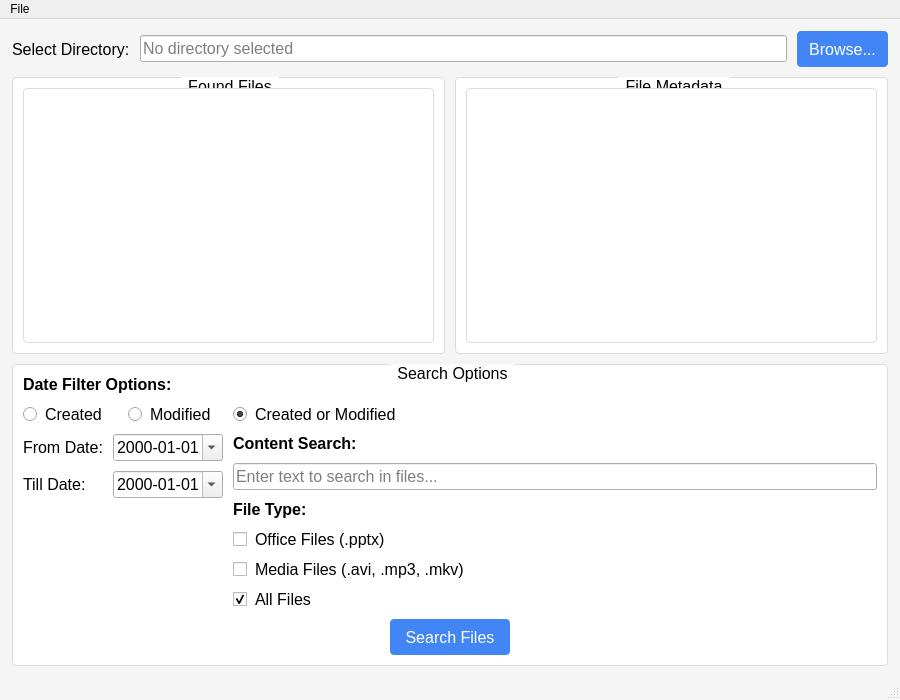
Before: the Qt Designer form src/tools/file_management/finder/file_finder.ui in richardnoragon/1_2, drawn with Qt 5.
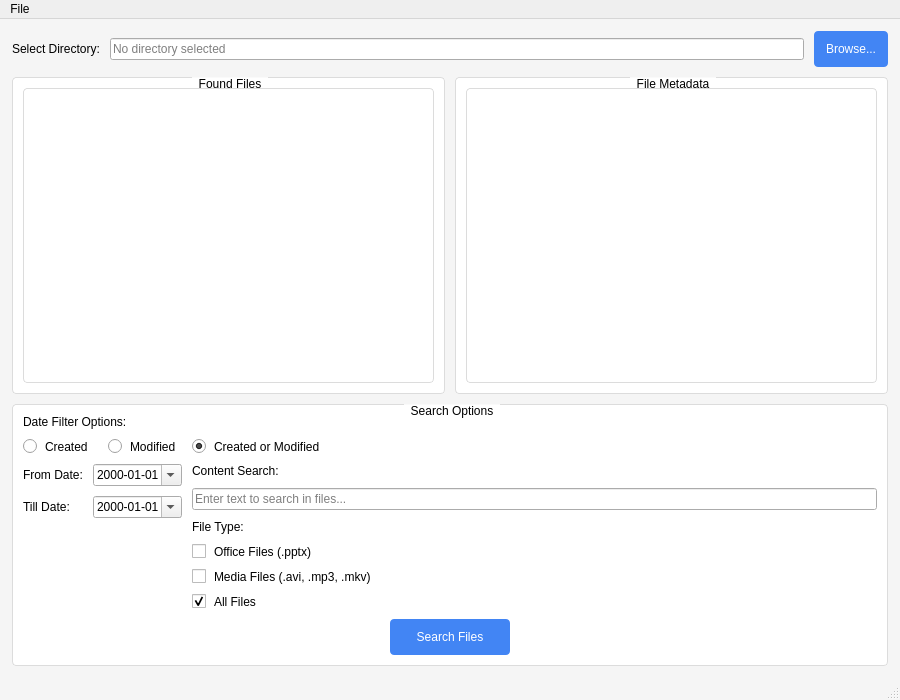
After: the same form once the commit is applied. Icons and pictures are not drawn.

What changed in the file:
```diff
--- a/src/tools/file_management/finder/file_finder.ui
+++ b/src/tools/file_management/finder/file_finder.ui
@@ -16,7 +16,7 @@
   <property name="styleSheet">
    <string notr="true">QMainWindow {
     background-color: #f5f5f5;
-    font-size: 12pt;
+
 }
 QPushButton {
     background-color: #4285f4;
@@ -25,7 +25,7 @@
     border-radius: 4px;
     padding: 6px 12px;
     min-height: 24px;
-    font-size: 12pt;
+
 }
 QPushButton:hover {
     background-color: #3275e4;
@@ -37,11 +37,11 @@
     border: 1px solid #dcdcdc;
     border-radius: 4px;
     background-color: white;
-    font-size: 12pt;
+
 }
 QCheckBox, QRadioButton {
     spacing: 8px;
-    font-size: 12pt;
+
 }
 QGroupBox {
     border: 1px solid #dcdcdc;
@@ -49,7 +49,7 @@
     margin-top: 1ex;
     padding-top: 1ex;
     background-color: #ffffff;
-    font-size: 12pt;
+
 }
 QGroupBox::title {
     subcontrol-origin: margin;
@@ -57,13 +57,13 @@
     padding: 0 5px;
 }
 QLabel {
-    font-size: 12pt;
+
 }
 QLineEdit {
-    font-size: 12pt;
+
 }
 QDateEdit {
-    font-size: 12pt;
+
 }</string>
   </property>
   <widget class="QWidget" name="centralwidget">
@@ -90,10 +90,8 @@
         <property name="text">
          <string>Select Directory:</string>
         </property>
-        <property name="font">
-         <font>
-          <pointsize>12</pointsize>
-         </font>
+        <property name="rfuLocale_setText" stdset="0">
+         <string notr="true">Legacy.s6bce7f7fcd0eacc0</string>
         </property>
        </widget>
       </item>
@@ -105,10 +103,8 @@
         <property name="placeholderText">
          <string>No directory selected</string>
         </property>
-        <property name="font">
-         <font>
-          <pointsize>12</pointsize>
-         </font>
+        <property name="rfuLocale_setPlaceholderText" stdset="0">
+         <string notr="true">Legacy.sbf355de778591b63</string>
         </property>
        </widget>
       </item>
@@ -122,10 +118,8 @@
           <normaloff>icons/folder.png</normaloff>icons/folder.png
          </iconset>
         </property>
-        <property name="font">
-         <font>
-          <pointsize>12</pointsize>
-         </font>
+        <property name="rfuLocale_setText" stdset="0">
+         <string notr="true">Legacy.sc58a6bd402efb06c</string>
         </property>
        </widget>
       </item>
@@ -136,11 +130,6 @@
       <property name="title">
        <string>Found Files</string>
       </property>
-      <property name="font">
-       <font>
-        <pointsize>12</pointsize>
-       </font>
-      </property>
       <layout class="QVBoxLayout" name="verticalLayout">
        <property name="spacing">
         <number>6</number>
@@ -168,10 +157,8 @@
          <property name="toolTip">
           <string>Double-click to open a file</string>
          </property>
-         <property name="font">
-          <font>
-           <pointsize>12</pointsize>
-          </font>
+         <property name="rfuLocale_setToolTip" stdset="0">
+          <string notr="true">Legacy.s50845357cc021920</string>
          </property>
         </widget>
        </item>
@@ -183,11 +170,6 @@
       <property name="title">
        <string>File Metadata</string>
       </property>
-      <property name="font">
-       <font>
-        <pointsize>12</pointsize>
-       </font>
-      </property>
       <layout class="QVBoxLayout" name="verticalLayout_2">
        <property name="spacing">
         <number>6</number>
@@ -215,10 +197,8 @@
          <property name="toolTip">
           <string>Metadata information of the selected file</string>
          </property>
-         <property name="font">
-          <font>
-           <pointsize>12</pointsize>
-          </font>
+         <property name="rfuLocale_setToolTip" stdset="0">
+          <string notr="true">Legacy.sb40e19e9fa075807</string>
          </property>
         </widget>
        </item>
@@ -230,11 +210,6 @@
       <property name="title">
        <string>Search Options</string>
       </property>
-      <property name="font">
-       <font>
-        <pointsize>12</pointsize>
-       </font>
-      </property>
       <layout class="QGridLayout" name="gridLayout_2">
        <property name="leftMargin">
         <number>10</number>
@@ -253,13 +228,6 @@
        </property>
        <item row="0" column="0" colspan="3">
         <widget class="QLabel" name="dateFilterLabel">
-         <property name="font">
-          <font>
-           <weight>75</weight>
-           <bold>true</bold>
-           <pointsize>12</pointsize>
-          </font>
-         </property>
          <property name="text">
           <string>Date Filter Options:</string>
          </property>
@@ -273,10 +241,11 @@
          <property name="toolTip">
           <string>Filter by creation date</string>
          </property>
-         <property name="font">
-          <font>
-           <pointsize>12</pointsize>
-          </font>
+         <property name="rfuLocale_setText" stdset="0">
+          <string notr="true">Legacy.sd70b9e24bca26b40</string>
+         </property>
+         <property name="rfuLocale_setToolTip" stdset="0">
+          <string notr="true">Legacy.s53ca10dfe9b68651</string>
          </property>
         </widget>
        </item>
@@ -288,10 +257,11 @@
          <property name="toolTip">
           <string>Filter by modification date</string>
          </property>
-         <property name="font">
-          <font>
-           <pointsize>12</pointsize>
-          </font>
+         <property name="rfuLocale_setText" stdset="0">
+          <string notr="true">Legacy.se8ce5dcaf408935f</string>
+         </property>
+         <property name="rfuLocale_setToolTip" stdset="0">
+          <string notr="true">Legacy.sa4da4c0382307f71</string>
          </property>
         </widget>
        </item>
@@ -306,10 +276,11 @@
          <property name="checked">
           <bool>true</bool>
          </property>
-         <property name="font">
-          <font>
-           <pointsize>12</pointsize>
-          </font>
+         <property name="rfuLocale_setText" stdset="0">
+          <string notr="true">Legacy.s016a3ab901bfba7b</string>
+         </property>
+         <property name="rfuLocale_setToolTip" stdset="0">
+          <string notr="true">Legacy.sfd08f2220066cda9</string>
          </property>
         </widget>
        </item>
@@ -326,10 +297,8 @@
            <property name="text">
             <string>From Date:</string>
            </property>
-           <property name="font">
-            <font>
-             <pointsize>12</pointsize>
-            </font>
+           <property name="rfuLocale_setText" stdset="0">
+            <string notr="true">Legacy.s18b23a67b6e60a58</string>
            </property>
           </widget>
          </item>
@@ -344,10 +313,8 @@
            <property name="toolTip">
             <string>Start date for filtering</string>
            </property>
-           <property name="font">
-            <font>
-             <pointsize>12</pointsize>
-            </font>
+           <property name="rfuLocale_setToolTip" stdset="0">
+            <string notr="true">Legacy.s7af44cd9143fb48e</string>
            </property>
           </widget>
          </item>
@@ -356,10 +323,8 @@
            <property name="text">
             <string>Till Date:</string>
            </property>
-           <property name="font">
-            <font>
-             <pointsize>12</pointsize>
-            </font>
+           <property name="rfuLocale_setText" stdset="0">
+            <string notr="true">Legacy.s04cb90efc053aa0b</string>
            </property>
           </widget>
          </item>
@@ -374,10 +339,8 @@
            <property name="toolTip">
             <string>End date for filtering</string>
            </property>
-           <property name="font">
-            <font>
-             <pointsize>12</pointsize>
-            </font>
+           <property name="rfuLocale_setToolTip" stdset="0">
+            <string notr="true">Legacy.sa863a7e7076dd85a</string>
            </property>
           </widget>
          </item>
@@ -387,13 +350,6 @@
         <layout class="QVBoxLayout" name="verticalLayout_3">
          <item>
           <widget class="QLabel" name="contentSearchLabel">
-           <property name="font">
-            <font>
-             <weight>75</weight>
-             <bold>true</bold>
-             <pointsize>12</pointsize>
-            </font>
-           </property>
            <property name="text">
             <string>Content Search:</string>
            </property>
@@ -407,22 +363,16 @@
            <property name="toolTip">
             <string>Enter text to search within files</string>
            </property>
-           <property name="font">
-            <font>
-             <pointsize>12</pointsize>
-            </font>
+           <property name="rfuLocale_setPlaceholderText" stdset="0">
+            <string notr="true">Legacy.s5edc507f7c83ddd9</string>
+           </property>
+           <property name="rfuLocale_setToolTip" stdset="0">
+            <string notr="true">Legacy.s80e6796e4bc1114a</string>
            </property>
           </widget>
          </item>
          <item>
           <widget class="QLabel" name="fileTypeLabel">
-           <property name="font">
-            <font>
-             <weight>75</weight>
-             <bold>true</bold>
-             <pointsize>12</pointsize>
-            </font>
-           </property>
            <property name="text">
             <string>File Type:</string>
            </property>
@@ -436,10 +386,11 @@
            <property name="toolTip">
             <string>Search for Office files (PowerPoint)</string>
            </property>
-           <property name="font">
-            <font>
-             <pointsize>12</pointsize>
-            </font>
+           <property name="rfuLocale_setText" stdset="0">
+            <string notr="true">Legacy.s24f65927c54d227a</string>
+           </property>
+           <property name="rfuLocale_setToolTip" stdset="0">
+            <string notr="true">Legacy.sf3f3e68f7bfed40b</string>
            </property>
           </widget>
          </item>
@@ -451,10 +402,11 @@
            <property name="toolTip">
             <string>Search for media files</string>
            </property>
-           <property name="font">
-            <font>
-             <pointsize>12</pointsize>
-            </font>
+           <property name="rfuLocale_setText" stdset="0">
+            <string notr="true">Legacy.s3c6110b3990228c9</string>
+           </property>
+           <property name="rfuLocale_setToolTip" stdset="0">
+            <string notr="true">Legacy.s7fce8aaa210ec463</string>
            </property>
           </widget>
          </item>
@@ -469,10 +421,11 @@
            <property name="checked">
             <bool>true</bool>
            </property>
-           <property name="font">
-            <font>
-             <pointsize>12</pointsize>
-            </font>
+           <property name="rfuLocale_setText" stdset="0">
+            <string notr="true">Legacy.sc4939c3f7df96847</string>
+           </property>
+           <property name="rfuLocale_setToolTip" stdset="0">
+            <string notr="true">Legacy.s85f6c40a6d492ee3</string>
            </property>
           </widget>
          </item>
@@ -512,10 +465,11 @@
            <property name="toolTip">
             <string>Start searching for files</string>
            </property>
-           <property name="font">
-            <font>
-             <pointsize>12</pointsize>
-            </font>
+           <property name="rfuLocale_setText" stdset="0">
+            <string notr="true">Legacy.s5a5bc0c4ce6ead65</string>
+           </property>
+           <property name="rfuLocale_setToolTip" stdset="0">
+            <string notr="true">Legacy.s784be691054abaeb</string>
            </property>
           </widget>
          </item>
```
Left out of the diff: 45 changed lines with no effect on the pictures.
